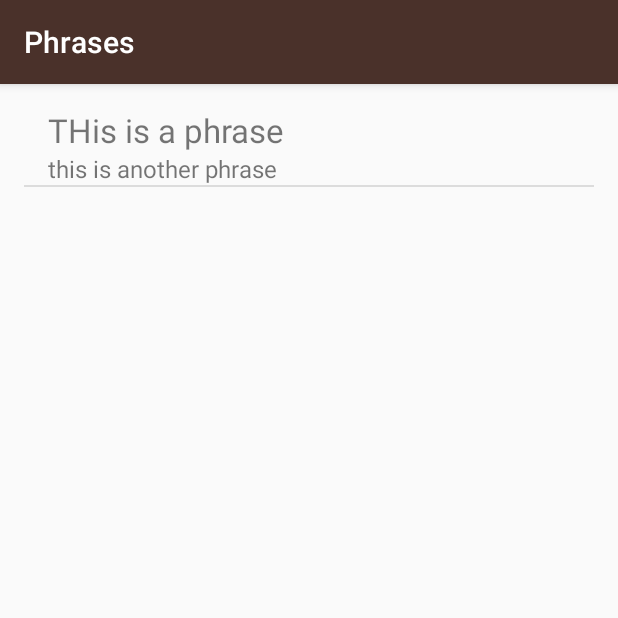
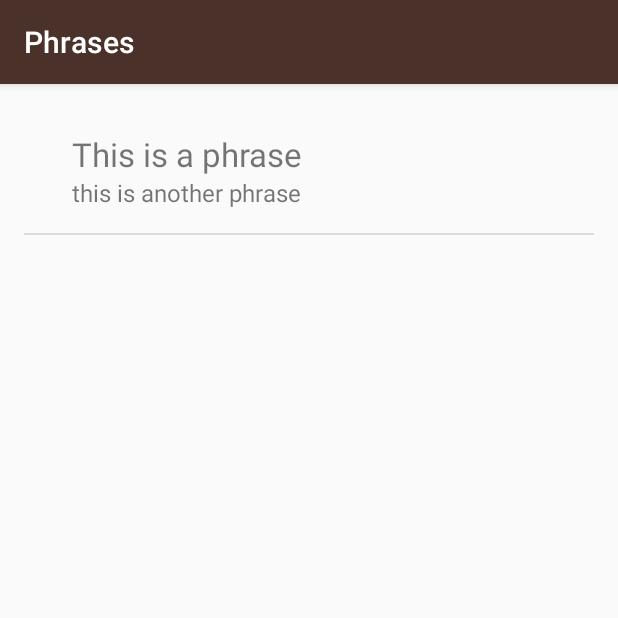
Before and after one commit to nstrucky/MiwokApp, an Android app: the PhrasesActivity screen opened directly, with no data from a screen before it, on a phone screen of 412 x 824 dp, the top half of it. Run offline under Robolectric (Android 15) with nearby library versions, the phone set to English and light mode, and no system bars.

Commit message:
Removed specific PhrasesActivity list item layouts and used course's logic

```diff
--- a/app/src/main/java/com/example/android/miwok/activities/ColorsActivity.java
+++ b/app/src/main/java/com/example/android/miwok/activities/ColorsActivity.java
@@ -43,7 +43,7 @@ public class ColorsActivity extends AppCompatActivity {
 
         colors.add(new CustomWord("Black", "black", R.drawable.color_black));
 
-        CustomWordAdapter customWordAdapter = new CustomWordAdapter(this, R.layout.list_item_w_imageasset, colors);
+        CustomWordAdapter customWordAdapter = new CustomWordAdapter(this, colors);
 
         listView.setAdapter(customWordAdapter);
 
--- a/app/src/main/java/com/example/android/miwok/activities/FamilyActivity.java
+++ b/app/src/main/java/com/example/android/miwok/activities/FamilyActivity.java
@@ -37,7 +37,7 @@ public class FamilyActivity extends AppCompatActivity {
         ArrayList<CustomWord> family = new ArrayList<>();
         family.add(new CustomWord("әpә", "Father", R.drawable.family_father));
 
-        CustomWordAdapter customWordAdapter = new CustomWordAdapter(this, R.layout.list_item_w_imageasset, family);
+        CustomWordAdapter customWordAdapter = new CustomWordAdapter(this, family);
 
         listView.setAdapter(customWordAdapter);
 
--- a/app/src/main/java/com/example/android/miwok/activities/NumbersActivity.java
+++ b/app/src/main/java/com/example/android/miwok/activities/NumbersActivity.java
@@ -50,7 +50,7 @@ public class NumbersActivity extends AppCompatActivity {
         numbers.add(new CustomWord("Na'aacha", "Ten", R.drawable.number_ten));
 
 
-        CustomWordAdapter customWordAdapter = new CustomWordAdapter(this, R.layout.list_item_w_imageasset, numbers);
+        CustomWordAdapter customWordAdapter = new CustomWordAdapter(this, numbers);
 
         listView.setAdapter(customWordAdapter);
 
--- a/app/src/main/java/com/example/android/miwok/activities/PhrasesActivity.java
+++ b/app/src/main/java/com/example/android/miwok/activities/PhrasesActivity.java
@@ -35,9 +35,9 @@ public class PhrasesActivity extends AppCompatActivity {
         ListView listView = (ListView) findViewById(R.id.list_phrases);
 
         ArrayList<CustomWord> phrases = new ArrayList<>();
-        phrases.add(new CustomWord("THis is a phrase", "this is another phrase"));
+        phrases.add(new CustomWord("This is a phrase", "this is another phrase"));
 
-        CustomWordAdapter customWordAdapter = new CustomWordAdapter(this, R.layout.list_item_phrases, phrases);
+        CustomWordAdapter customWordAdapter = new CustomWordAdapter(this, phrases);
         listView.setAdapter(customWordAdapter);
 
     }
--- a/app/src/main/java/com/example/android/miwok/customsupport/CustomWord.java
+++ b/app/src/main/java/com/example/android/miwok/customsupport/CustomWord.java
@@ -7,6 +7,7 @@ public class CustomWord {
     private final String mMiwokTranslation;
     private final String mEnglishTranslation;
     private int mImageResourceID;
+    private boolean mHasImageView;
 
     /**
      * Created by root on 12/14/16.
@@ -17,12 +18,14 @@ public class CustomWord {
     public CustomWord(String miwokTranslation, String englishTranslation) {
         mMiwokTranslation = miwokTranslation;
         mEnglishTranslation = englishTranslation;
+        mHasImageView = false;
 
     }
 
     public CustomWord(String miwokTranslation, String englishTranslation, int numberImageID) {
         this(miwokTranslation, englishTranslation);
         mImageResourceID = numberImageID;
+        mHasImageView = true;
     }
 
     public String getmMiwokTranslation() {
@@ -36,4 +39,8 @@ public class CustomWord {
     public int getImageResourceID() {
         return mImageResourceID;
     }
+
+    public boolean hasImageView() {
+        return mHasImageView;
+    }
 }
--- a/app/src/main/java/com/example/android/miwok/customsupport/CustomWordAdapter.java
+++ b/app/src/main/java/com/example/android/miwok/customsupport/CustomWordAdapter.java
@@ -2,11 +2,13 @@ package com.example.android.miwok.customsupport;
 
 import android.content.Context;
 import android.support.annotation.NonNull;
+import android.text.Layout;
 import android.view.LayoutInflater;
 import android.view.View;
 import android.view.ViewGroup;
 import android.widget.ArrayAdapter;
 import android.widget.ImageView;
+import android.widget.LinearLayout;
 import android.widget.TextView;
 
 import com.example.android.miwok.R;
@@ -22,8 +24,8 @@ import java.util.List;
 
 public class CustomWordAdapter extends ArrayAdapter {
 
-    public CustomWordAdapter(Context context, int layout, List list) {
-        super(context, layout, list);
+    public CustomWordAdapter(Context context, List list) {
+        super(context, 0, list);
     }
 
 
@@ -33,22 +35,25 @@ public class CustomWordAdapter extends ArrayAdapter {
 
         View listItemView = convertView;
 
-        Context activity = getContext();
         CustomWord currentWord = (CustomWord) getItem(position);
 
-        if (activity instanceof NumbersActivity ||
-                activity instanceof ColorsActivity ||
-                activity instanceof FamilyActivity) {
+            if (listItemView == null) {
+                listItemView = LayoutInflater.from(getContext()).inflate(R.layout.list_item, parent, false);
+            }
 
-            if (listItemView == null) {
-                listItemView = LayoutInflater.from(getContext()).inflate(R.layout.list_item_w_imageasset, parent, false);
-            }
-            ImageView imageView = (ImageView) listItemView.findViewById(R.id.imageView_numbers);
+        ImageView imageView = (ImageView) listItemView.findViewById(R.id.imageView_listItem);
+
+        if (!currentWord.hasImageView()) {
+            imageView.setImageResource(R.drawable.family_mother);
+            imageView.setVisibility(ImageView.GONE);
+//            LinearLayout linearLayout = (LinearLayout) listItemView.findViewById(R.id.linearlayout_textviews);
+//            LinearLayout linearLayout1 = (LinearLayout) listItemView.findViewById(R.id.linearlayout_parent);
+//            ViewGroup.LayoutParams params = linearLayout.getLayoutParams();
+//            params.width = linearLayout1.getLayoutParams().width;
+
+        } else {
+            imageView.setVisibility(ImageView.VISIBLE);
             imageView.setImageResource(currentWord.getImageResourceID());
-        } else {
-            if (listItemView == null) {
-                listItemView = LayoutInflater.from(getContext()).inflate(R.layout.list_item_phrases, parent, false);
-            }
         }
 
         TextView textView1 = (TextView) listItemView.findViewById(R.id.textView_1_numbers);
@@ -57,6 +62,8 @@ public class CustomWordAdapter extends ArrayAdapter {
         textView1.setText(currentWord.getmMiwokTranslation());
         textView2.setText(currentWord.getEnglishTranslation());
 
+
+
         return listItemView;
     }
 }
--- a/app/src/main/res/layout/list_item_w_imageasset.xml
+++ b/app/src/main/res/layout/list_item.xml
@@ -6,11 +6,11 @@
     android:layout_width="match_parent"
     android:layout_height="match_parent"
     android:orientation="horizontal"
-
+    android:id="@+id/linearlayout_parent"
     android:padding="16dp">
 
     <ImageView
-        android:id="@+id/imageView_numbers"
+        android:id="@+id/imageView_listItem"
         android:layout_width="0dp"
         android:layout_height="wrap_content"
         android:layout_weight="1"
@@ -21,6 +21,7 @@
         android:layout_height="match_parent"
         android:layout_marginLeft="16dp"
         android:layout_weight="3"
+        android:id="@+id/linearlayout_textviews"
         android:orientation="vertical">
 
         <TextView
--- a/app/src/main/res/layout/list_item_phrases.xml
+++ /dev/null
@@ -1,30 +0,0 @@
-<?xml version="1.0" encoding="utf-8"?>
-<LinearLayout xmlns:android="http://schemas.android.com/apk/res/android"
-    android:orientation="vertical" android:layout_width="match_parent"
-    android:layout_height="match_parent"
-    xmlns:tools="http://schemas.android.com/tools">
-
-    <LinearLayout
-        android:layout_width="match_parent"
-        android:layout_height="match_parent"
-        android:layout_marginLeft="16dp"
-        android:layout_weight="3"
-        android:orientation="vertical">
-
-        <TextView
-            android:id="@+id/textView_1_numbers"
-            android:layout_width="match_parent"
-            android:layout_height="wrap_content"
-            android:textSize="22sp"
-            tools:text="one" />
-
-        <TextView
-            android:id="@+id/textView_2_numbers"
-            android:layout_width="match_parent"
-            android:layout_height="wrap_content"
-            android:textSize="16sp"
-            tools:text="1" />
-
-    </LinearLayout>
-
-</LinearLayout>
```
